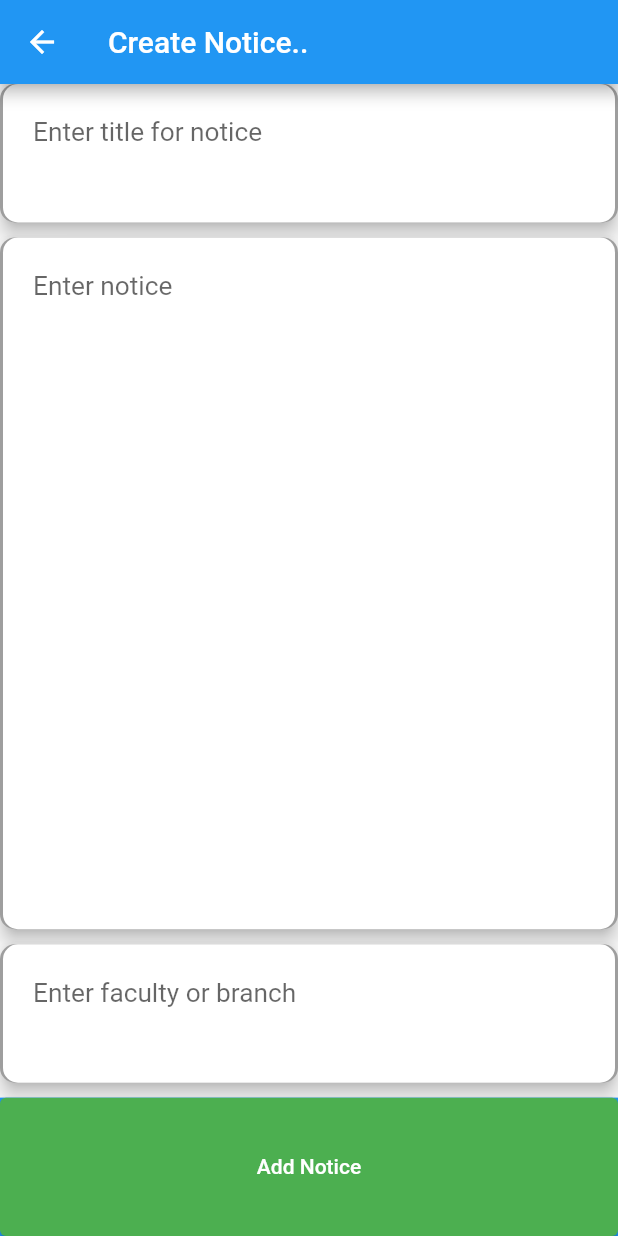
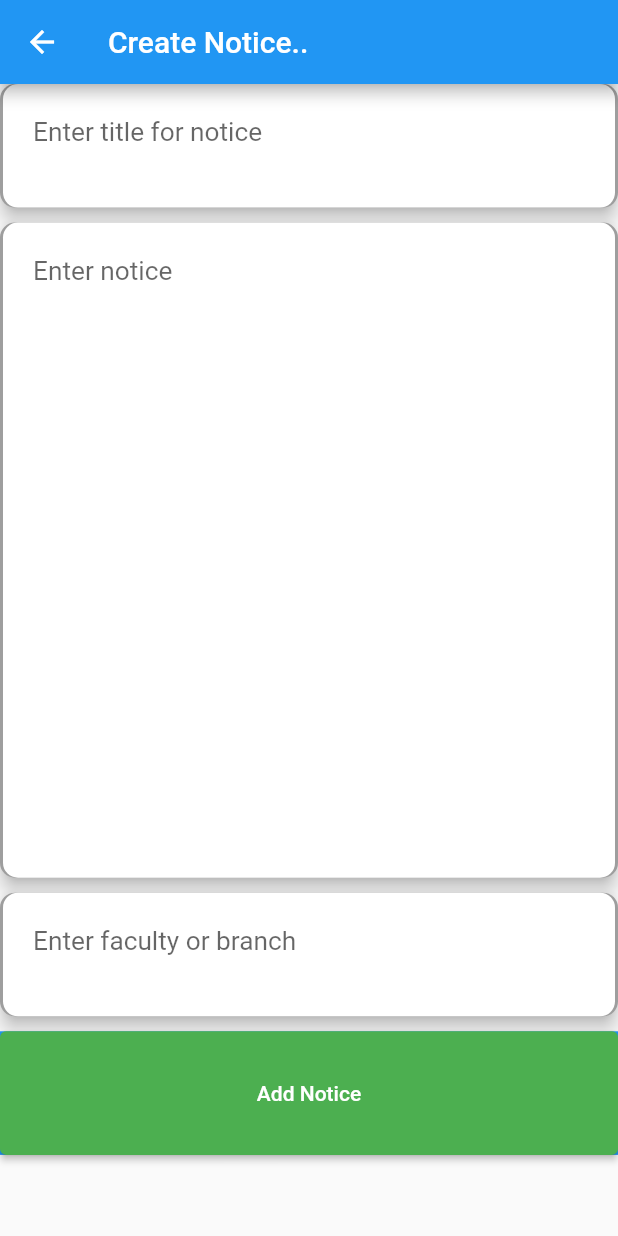
Before and after one commit to mkkrishna12/Wce_notice_board, a Flutter app: the AddNotice screen opened directly, on a phone screen of 412 x 824 dp. Run offline on Flutter 3.47's test engine with Material 2 defaults, Android fonts, the phone set to English and light mode, and no system bars; our stand-ins replace cloud_firestore, firebase_auth, firebase_core, font_awesome_flutter, get_it, modal_progress_hud; accounts and stored records are empty.

Commit message:
delete and add notice board fixed

```diff
--- a/lib/Custom_widget/notice_input_button.dart
+++ b/lib/Custom_widget/notice_input_button.dart
@@ -1,14 +1,15 @@
-
 import 'package:flutter/material.dart';
 //This is for taking input from admin to add notice
 
 class NoticeInput extends StatefulWidget {
   // ignore: use_key_in_widget_constructors
-  const NoticeInput({this.hintText, this.onChanged, this.flex,this.initialValue});
+  const NoticeInput(
+      {this.hintText, this.onChanged, this.flex, this.initialValue});
   final String hintText;
   final Function onChanged;
-  final int flex;           // We will require more space for notice content
-  final String initialValue ; // if we are editing exiting then we have to show previous data
+  final double flex; // We will require more space for notice content
+  final String
+      initialValue; // if we are editing exiting then we have to show previous data
   @override
   _NoticeInputState createState() => _NoticeInputState();
 }
@@ -18,12 +19,16 @@ class _NoticeInputState extends State<NoticeInput> {
   @override
   void initState() {
     super.initState();
-    _controller= (widget.initialValue!=null)? TextEditingController(text: widget.initialValue):null;
+    _controller = (widget.initialValue != null)
+        ? TextEditingController(text: widget.initialValue)
+        : null;
   }
+
   @override
   Widget build(BuildContext context) {
-    return Expanded(
-      flex: widget.flex,
+    return Container(
+      width: MediaQuery.of(context).size.width,
+      height: MediaQuery.of(context).size.height * widget.flex,
       child: Material(
         elevation: 5.0,
         borderRadius: const BorderRadius.all(Radius.circular(10.0)),
@@ -40,17 +45,15 @@ class _NoticeInputState extends State<NoticeInput> {
             ),
           ),
           width: double.infinity,
-
           height: 60,
           child: Padding(
             padding: const EdgeInsets.all(8.0),
             child: TextField(
               keyboardType: TextInputType.multiline,
               maxLines: 10000,
-
               showCursor: true,
               textDirection: TextDirection.ltr,
-              controller:_controller,
+              controller: _controller,
               onChanged: widget.onChanged,
               decoration: InputDecoration(
                 border: InputBorder.none,
--- a/lib/Screens/noticess/add_notice.dart
+++ b/lib/Screens/noticess/add_notice.dart
@@ -23,10 +23,10 @@ class AddNotice extends StatefulWidget {
 
 class _AddNoticeState extends State<AddNotice> {
   dynamic firebaseUser;
-  String title;
-  String notice;
-  String from;
-  DateTime dateNow;
+  String title = "";
+  String notice = "";
+  String from = "";
+  DateTime dateNow = DateTime.now();
 
   @override
   void initState() {
@@ -50,13 +50,15 @@ class _AddNoticeState extends State<AddNotice> {
       ),
       body: ModalProgressHUD(
         inAsyncCall: spinner,
+        child: SingleChildScrollView(
           child: Column(
             children: [
               NoticeInput(
                 initialValue: title,
                 hintText: 'Enter title for notice',
-              flex: 1,
+                flex: 0.1,
                 onChanged: (value) {
+                  if (!mounted) return;
                   setState(() {
                     title = value;
                     TextEditingController().value;
@@ -70,8 +72,9 @@ class _AddNoticeState extends State<AddNotice> {
               NoticeInput(
                 initialValue: notice,
                 hintText: 'Enter notice',
-              flex: 5,
+                flex: 0.53,
                 onChanged: (value) {
+                  if (!mounted) return;
                   setState(() {
                     notice = value;
                     TextEditingController().value;
@@ -85,8 +88,9 @@ class _AddNoticeState extends State<AddNotice> {
               NoticeInput(
                 initialValue: from,
                 hintText: 'Enter faculty or branch',
-              flex: 1,
+                flex: 0.1,
                 onChanged: (value) {
+                  if (!mounted) return;
                   setState(() {
                     from = value;
                     TextEditingController().value;
@@ -97,11 +101,9 @@ class _AddNoticeState extends State<AddNotice> {
                 height: 10.0,
                 width: double.infinity,
               ),
-            Expanded(
-              flex: 1,
-              child: Container(
+              Container(
                 color: Colors.blue,
-                height: 30.0,
+                height: MediaQuery.of(context).size.height * 0.1,
                 width: double.infinity,
                 child: ElevatedButton(
                   child: const Text(
@@ -205,9 +207,9 @@ class _AddNoticeState extends State<AddNotice> {
                     }
                   },
                 ),
-              ),
               )
             ],
+          ),
         ),
       ),
     );
--- a/lib/Screens/noticess/notice_collection.dart
+++ b/lib/Screens/noticess/notice_collection.dart
@@ -35,6 +35,7 @@ class _NoticeListState extends State<NoticeList> {
         .doc(_firebaseAuth.currentUser.uid)
         .get()
         .then((element) {
+      if (!mounted) return;
       setState(() {
         admin = element['Role'] == 'admin';
       });
@@ -44,6 +45,7 @@ class _NoticeListState extends State<NoticeList> {
           .collection('Notices')
           .snapshots()
           .listen((QuerySnapshot value) {
+        if (!mounted) return;
         setState(() {
           notes = [];
           value.docs.forEach((element) {
@@ -132,6 +134,7 @@ class _NoticeListState extends State<NoticeList> {
                         key: ValueKey(notes[index].noticeTitle),
                         direction: DismissDirection.startToEnd,
                         onDismissed: (direction) {
+                          if (!mounted) return;
                           setState(() {
                             notes.removeAt(index);
                           });
```
Also changed, not shown: lib/Screens/noticess/notice_delete.dart (+13 -10 lines), 3 other files. Lines whose indentation alone changed are shown as unchanged.
